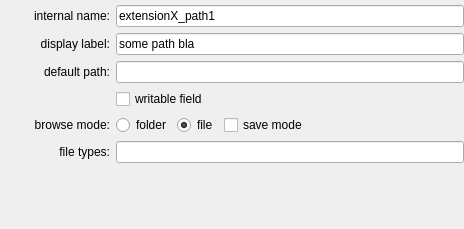
ewerybody/a2, file ui/a2element/path_edit.ui: the form before one commit.
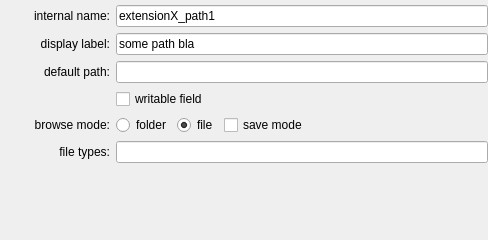
The form after the commit. Custom widgets are drawn as their Qt base class.

Commit message: recompiled some elements ui files

Diff of the .ui file:
```diff
--- a/ui/a2element/path_edit.ui
+++ b/ui/a2element/path_edit.ui
@@ -6,8 +6,8 @@
    <rect>
     <x>0</x>
     <y>0</y>
-    <width>464</width>
-    <height>229</height>
+    <width>488</width>
+    <height>240</height>
    </rect>
   </property>
   <property name="windowTitle">
```
Left out of the diff: 2 changed lines with no effect on the pictures. The commit also changes 4 other files.
